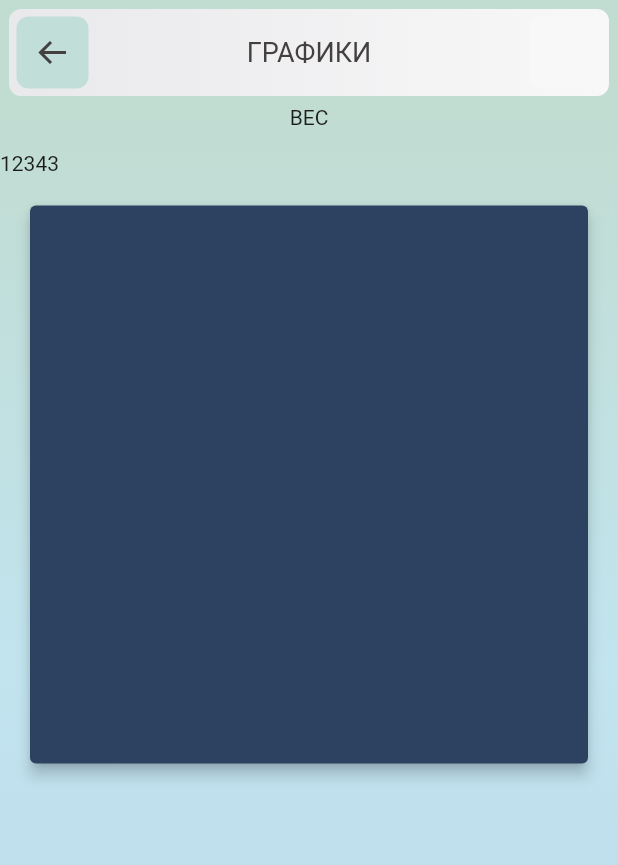
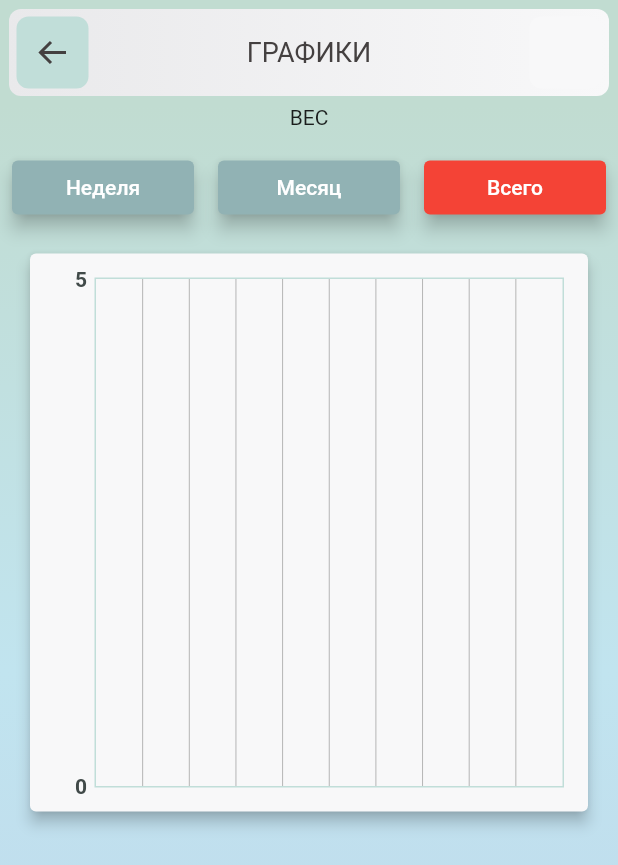
Before and after one commit to Graaggas/CtrlWeight, a Flutter app: the DashboardScreen screen opened by its route, in the side drawer, after a tap on "ГРАФИКИ", on a phone screen of 412 x 824 dp. Shown: the top 865 px of the screen. Run offline on Flutter 3.47's test engine with Material 2 defaults, Android fonts, the phone set to English and light mode, and no system bars; drawn by our look-alikes of fl_chart; our stand-ins replace adaptive_dialog, flutter_boxicons, get, getwidget, google_fonts, hive and 1 more; accounts and stored records are empty; generated files the repository leaves out were written again; Roboto replaces fonts that are missing (Play).

Commit message:
chart 02

```diff
--- a/lib/misc/chart_data.dart
+++ b/lib/misc/chart_data.dart
@@ -1,5 +1,5 @@
 class WeightChart {
-  final String dateTime;
+  final DateTime dateTime;
   final double weight;
 
   WeightChart({this.dateTime, this.weight});
--- a/lib/misc/drawer.dart
+++ b/lib/misc/drawer.dart
@@ -1,3 +1,4 @@
+import 'package:ctrl_weight/controllers/weightsController.dart';
 import 'package:ctrl_weight/misc/colors.dart';
 import 'package:flutter/material.dart';
 import 'package:flutter_boxicons/flutter_boxicons.dart';
@@ -12,6 +13,8 @@ class CustomDrawer extends StatelessWidget {
 
   @override
   Widget build(BuildContext context) {
+    WeightsController weightsController = Get.find();
+
     return Drawer(
       elevation: 6,
       child: ListView(
@@ -74,6 +77,7 @@ class CustomDrawer extends StatelessWidget {
               ),
             ),
             onTap: () {
+              weightsController.averAlldays.value = true;
               Navigator.pop(context2);
               Get.toNamed("/charts_screen");
             },
--- a/lib/screens/charts/charts_page.dart
+++ b/lib/screens/charts/charts_page.dart
@@ -6,21 +6,24 @@ import 'package:ctrl_weight/screens/charts/components/chart_comp.dart';
 import 'package:flutter/material.dart';
 import 'package:get/get.dart';
 
-class ChartsPage extends StatelessWidget {
+class ChartsPage extends StatefulWidget {
   const ChartsPage({Key key}) : super(key: key);
+
+  @override
+  _ChartsPageState createState() => _ChartsPageState();
+}
+
+class _ChartsPageState extends State<ChartsPage> {
+  bool _pressedButtonSevenDays = false;
+  bool _pressedButtonMonthDays = false;
+  bool _pressedButtonAllDays = false;
 
   @override
   Widget build(BuildContext context) {
     final sizeScreen = MediaQuery.of(context).size;
 
     WeightsController weightsController = Get.find();
-
-    print("+++++++++++++++");
-    print(" -- weights list --");
-    weightsController.weightsChartList.forEach((element) {
-      print(element.dateTime + " // " + element.weight.toString());
-    });
-    print("+++++++++++++++");
+    _pressedButtonAllDays = weightsController.averAlldays.value;
 
     return SafeArea(
       child: Scaffold(
@@ -56,11 +59,105 @@ class ChartsPage extends StatelessWidget {
                 ),
                 Row(
                   children: [
-                    //TODO add animated container for pressing button
-                    Text("1"),
-                    Text("2"),
-                    Text("3"),
-                    Text("43"),
+                    Expanded(
+                      child: Padding(
+                        padding: const EdgeInsets.only(left: 8.0, right: 8.0),
+                        child: ElevatedButton(
+                          style: ElevatedButton.styleFrom(
+                              elevation: 5,
+                              primary: !_pressedButtonSevenDays
+                                  ? colorButtons
+                                  : Colors.red),
+                          onPressed: () {
+                            setState(() {
+                              if (!_pressedButtonSevenDays) {
+                                _pressedButtonSevenDays =
+                                    !_pressedButtonSevenDays;
+                                weightsController.changeAverSevenDays(
+                                    _pressedButtonSevenDays);
+                              }
+
+                              if (_pressedButtonMonthDays) {
+                                _pressedButtonMonthDays =
+                                    !_pressedButtonMonthDays;
+                              }
+                              if (_pressedButtonAllDays) {
+                                _pressedButtonAllDays = !_pressedButtonAllDays;
+                                weightsController
+                                    .changeAverAllDays(_pressedButtonAllDays);
+                              }
+                            });
+                          },
+                          child: Text("Неделя"),
+                        ),
+                      ),
+                    ),
+                    Expanded(
+                      child: Padding(
+                        padding: const EdgeInsets.only(left: 8.0, right: 8.0),
+                        child: ElevatedButton(
+                          style: ElevatedButton.styleFrom(
+                              elevation: 5,
+                              primary: !_pressedButtonMonthDays
+                                  ? colorButtons
+                                  : Colors.red),
+                          onPressed: () {
+                            setState(() {
+                              if (!_pressedButtonMonthDays) {
+                                _pressedButtonMonthDays =
+                                    !_pressedButtonMonthDays;
+                              }
+
+                              if (_pressedButtonSevenDays) {
+                                _pressedButtonSevenDays =
+                                    !_pressedButtonSevenDays;
+                                weightsController.changeAverSevenDays(
+                                    _pressedButtonSevenDays);
+                              }
+                              if (_pressedButtonAllDays) {
+                                _pressedButtonAllDays = !_pressedButtonAllDays;
+                                weightsController
+                                    .changeAverAllDays(_pressedButtonAllDays);
+                              }
+                            });
+                          },
+                          child: Text("Месяц"),
+                        ),
+                      ),
+                    ),
+                    Expanded(
+                      child: Padding(
+                        padding: const EdgeInsets.only(left: 8.0, right: 8.0),
+                        child: ElevatedButton(
+                          style: ElevatedButton.styleFrom(
+                              elevation: 5,
+                              primary: !_pressedButtonAllDays
+                                  ? colorButtons
+                                  : Colors.red),
+                          onPressed: () {
+                            setState(() {
+                              if (!_pressedButtonAllDays) {
+                                _pressedButtonAllDays = !_pressedButtonAllDays;
+                                weightsController
+                                    .changeAverAllDays(_pressedButtonAllDays);
+                              }
+
+                              if (_pressedButtonSevenDays) {
+                                _pressedButtonSevenDays =
+                                    !_pressedButtonSevenDays;
+                                weightsController.changeAverSevenDays(
+                                    _pressedButtonSevenDays);
+                              }
+                              if (_pressedButtonMonthDays) {
+                                _pressedButtonMonthDays =
+                                    !_pressedButtonMonthDays;
+                              }
+                            });
+                          },
+                          child: Text("Всего"),
+                        ),
+                      ),
+                    ),
                   ],
                 ),
                 Container(
--- a/lib/screens/charts/components/chart_comp.dart
+++ b/lib/screens/charts/components/chart_comp.dart
@@ -1,65 +1,114 @@
-import 'dart:async';
-import 'dart:math';
+import 'package:ctrl_weight/controllers/weightsController.dart';
 import 'package:ctrl_weight/misc/chart_data.dart';
-import 'package:flutter/gestures.dart';
+import 'package:ctrl_weight/misc/colors.dart';
 import 'package:fl_chart/fl_chart.dart';
 import 'package:flutter/material.dart';
+import 'package:get/get.dart';
+import 'package:intl/intl.dart';
+import 'package:jiffy/jiffy.dart';
 
-class ChartWeightWidget extends StatefulWidget {
+class ChartWeightWidget extends StatelessWidget {
   final List<WeightChart> weightChart;
 
-  const ChartWeightWidget({Key key, this.weightChart}) : super(key: key);
+  ChartWeightWidget({
+    Key key,
+    this.weightChart,
+  }) : super(key: key);
 
-  @override
-  State<StatefulWidget> createState() => ChartWeightWidgetState();
+  final List<BarChartGroupData> weightsList = [];
+  double maxValueInWeights = 0.0;
+
+  void buildSevenDaysChart(List<WeightChart> weightChart) {
+    var now = Jiffy(DateTime.now());
+    var firstOfSevenDay = now.subtract(days: 7);
+    int index = 0;
+
+    for (int i = 0; i < weightChart.length; i++) {
+      var cuDay = weightChart.last.dateTime;
+      var currentDay = Jiffy(cuDay);
+      var r = Jiffy(weightChart[i].dateTime);
+
+      if (r.isBetween(firstOfSevenDay, currentDay.add(days: 1))) {
+        weightsList.add(
+          BarChartGroupData(
+            x: index,
+            barRods: [
+              BarChartRodData(y: weightChart[i].weight, colors: [
+                colorBackgroindGradientStart,
+                colorBackgroindGradientStart
+              ])
+            ],
+            // showingTooltipIndicators: [0],
+          ),
+        );
+        index++;
+      }
     }
 
-class ChartWeightWidgetState extends State<ChartWeightWidget> {
-  List<BarChartGroupData> weightsList = [];
-  double maxValueInWeights = 0.0;
+    for (int i = 0; i < weightChart.length; i++) {
+      if (weightChart[i].weight >= maxValueInWeights) {
+        maxValueInWeights = weightChart[i].weight;
+      }
+    }
 
-  @override
-  void initState() {
-    for (int i = 0; i < widget.weightChart.length; i++) {
-      print("~~ weight = ${widget.weightChart[i].weight.toString()}");
+    maxValueInWeights = maxValueInWeights + 5.0;
+  }
+
+  void buildAllDaysChart(List<WeightChart> weightChart) {
+    for (int i = 0; i < weightChart.length; i++) {
       weightsList.add(
         BarChartGroupData(
           x: i,
           barRods: [
-            BarChartRodData(
-                y: widget.weightChart[i].weight,
-                colors: [Colors.lightBlueAccent, Colors.greenAccent])
+            BarChartRodData(y: weightChart[i].weight, colors: [
+              colorBackgroindGradientStart,
+              colorBackgroindGradientStart
+            ]),
           ],
-          showingTooltipIndicators: [0],
+          // showingTooltipIndicators: [1],
         ),
       );
     }
 
     for (int i = 0; i < weightsList.length; i++) {
-      if (widget.weightChart[i].weight >= maxValueInWeights) {
-        maxValueInWeights = widget.weightChart[i].weight;
+      if (weightChart[i].weight >= maxValueInWeights) {
+        maxValueInWeights = weightChart[i].weight;
       }
     }
 
-    maxValueInWeights = maxValueInWeights + 30.0;
-    print('MAXVALUEINWEIGHTS: $maxValueInWeights');
-    super.initState();
+    maxValueInWeights = maxValueInWeights + 5.0;
   }
 
   @override
   Widget build(BuildContext context) {
+    WeightsController weightsController = Get.find();
+    if (weightsController.averAlldays.value == true) {
+      buildAllDaysChart(weightChart);
+    }
+    if (weightsController.averSevenDays.value == true) {
+      buildSevenDaysChart(weightChart);
+    }
+
     return AspectRatio(
       aspectRatio: 1.7,
       child: Card(
         elevation: 4,
         shape: RoundedRectangleBorder(borderRadius: BorderRadius.circular(4)),
-        color: const Color(0xff2c4260),
+        color: colorAppBarGradientEnd,
+        child: Padding(
+          padding: const EdgeInsets.all(16.0),
           child: BarChart(
             BarChartData(
+              gridData: FlGridData(
+                show: true,
+                drawHorizontalLine: true,
+                horizontalInterval: 10,
+                checkToShowVerticalLine: (value) => true,
+              ),
               alignment: BarChartAlignment.spaceAround,
               maxY: maxValueInWeights,
               barTouchData: BarTouchData(
-              enabled: false,
+                enabled: true,
                 touchTooltipData: BarTouchTooltipData(
                   tooltipBgColor: Colors.transparent,
                   tooltipPadding: const EdgeInsets.all(0),
@@ -73,7 +122,7 @@ class ChartWeightWidgetState extends State<ChartWeightWidget> {
                     return BarTooltipItem(
                       rod.y.round().toString(),
                       TextStyle(
-                      color: Colors.white,
+                        color: Colors.black,
                         fontWeight: FontWeight.bold,
                       ),
                     );
@@ -83,96 +132,67 @@ class ChartWeightWidgetState extends State<ChartWeightWidget> {
               titlesData: FlTitlesData(
                 show: true,
                 bottomTitles: SideTitles(
-                showTitles: true,
+                  showTitles: false,
                   getTextStyles: (value) => const TextStyle(
-                    color: Color(0xff7589a2),
+                      color: Colors.red,
                       fontWeight: FontWeight.bold,
                       fontSize: 14),
                   margin: 20,
                   getTitles: (double value) {
-                  return '00 ${value.toString()}';
-                  // switch (value.toInt()) {
-                  //   case 0:
-                  //     return 'Mn';
-                  //   case 1:
-                  //     return 'Te';
-                  //   case 2:
-                  //     return 'Wd';
-                  //   case 3:
-                  //     return 'Tu';
-                  //   case 4:
-                  //     return 'Fr';
-                  //   case 5:
-                  //     return 'St';
-                  //   case 6:
-                  //     return 'Sn';
-                  //   default:
-                  //     return '';
-                  // }
+                    if (weightChart.length > 4 && weightChart.length <= 8) {
+                      String date = DateFormat("dd.MM.yyyy")
+                          .format(weightChart[value.toInt()].dateTime)
+                          .toString()
+                          .substring(0, 5);
+                      return date;
+                    } else if (weightChart.length <= 4) {
+                      String date = DateFormat("dd.MM.yyyy")
+                          .format(weightChart[value.toInt()].dateTime)
+                          .toString();
+                      return '$date';
+                    }
+                    return null;
                   },
                 ),
-              leftTitles: SideTitles(showTitles: false),
+                leftTitles: SideTitles(
+                  interval: 10,
+                  margin: 5,
+                  showTitles: true,
+                  getTextStyles: (value) => TextStyle(
+                    color: colorTextInPanels,
+                    fontWeight: FontWeight.bold,
+                  ),
+                ),
               ),
               borderData: FlBorderData(
-              show: false,
+                border: Border(
+                  top: BorderSide(
+                    color: colorAppBarButtons,
+                    width: 1,
+                    style: BorderStyle.solid,
+                  ),
+                  right: BorderSide(
+                    color: colorAppBarButtons,
+                    width: 1,
+                    style: BorderStyle.solid,
+                  ),
+                  bottom: BorderSide(
+                    color: colorAppBarButtons,
+                    width: 1,
+                    style: BorderStyle.solid,
+                  ),
+                  left: BorderSide(
+                    color: colorAppBarButtons,
+                    width: 1,
+                    style: BorderStyle.solid,
+                  ),
+                ),
+                show: true,
               ),
               barGroups: weightsList,
-            //  [
-            // BarChartGroupData(
-            //   x: 0,
-            //   barRods: [
-            //     BarChartRodData(
-            //         y: 8,
-            //         colors: [Colors.lightBlueAccent, Colors.greenAccent])
-            //   ],
-            //   showingTooltipIndicators: [0],
-            // ),
-            // BarChartGroupData(
-            //   x: 1,
-            //   barRods: [
-            //     BarChartRodData(
-            //         y: 10,
-            //         colors: [Colors.lightBlueAccent, Colors.greenAccent])
-            //   ],
-            //   showingTooltipIndicators: [0],
-            // ),
-            // BarChartGroupData(
-            //   x: 2,
-            //   barRods: [
-            //     BarChartRodData(
-            //         y: 14,
-            //         colors: [Colors.lightBlueAccent, Colors.greenAccent])
-            //   ],
-            //   showingTooltipIndicators: [0],
-            // ),
-            // BarChartGroupData(
-            //   x: 3,
-            //   barRods: [
-            //     BarChartRodData(
-            //         y: 15,
-            //         colors: [Colors.lightBlueAccent, Colors.greenAccent])
-            //   ],
-            //   showingTooltipIndicators: [0],
-            // ),
-            // BarChartGroupData(
-            //   x: 3,
-            //   barRods: [
-            //     BarChartRodData(
-            //         y: 13,
-            //         colors: [Colors.lightBlueAccent, Colors.greenAccent])
-            //   ],
-            //   showingTooltipIndicators: [0],
-            // ),
-            // BarChartGroupData(
-            //   x: 3,
-            //   barRods: [
-            //     BarChartRodData(
-            //         y: 10,
-            //         colors: [Colors.lightBlueAccent, Colors.greenAccent])
-            //   ],
-            //   showingTooltipIndicators: [0],
-            // ),
-            // ],
+            ),
+            swapAnimationDuration: Duration(milliseconds: 1), // Optional
+            swapAnimationCurve: Curves.bounceIn, // Optional
           ),
         ),
       ),
--- a/lib/screens/weights/weights-page.dart
+++ b/lib/screens/weights/weights-page.dart
@@ -45,6 +45,7 @@ class WeightsPage extends StatelessWidget {
               children: <Widget>[
                 Obx(
                   () => ListView.builder(
+                      reverse: true,
                       physics: NeverScrollableScrollPhysics(),
                       shrinkWrap: true,
                       itemCount: weightsController.weightsList.length,
```
Also changed, not shown: lib/controllers/weightsController.dart (+23 -7 lines). Lines whose indentation alone changed are shown as unchanged.
